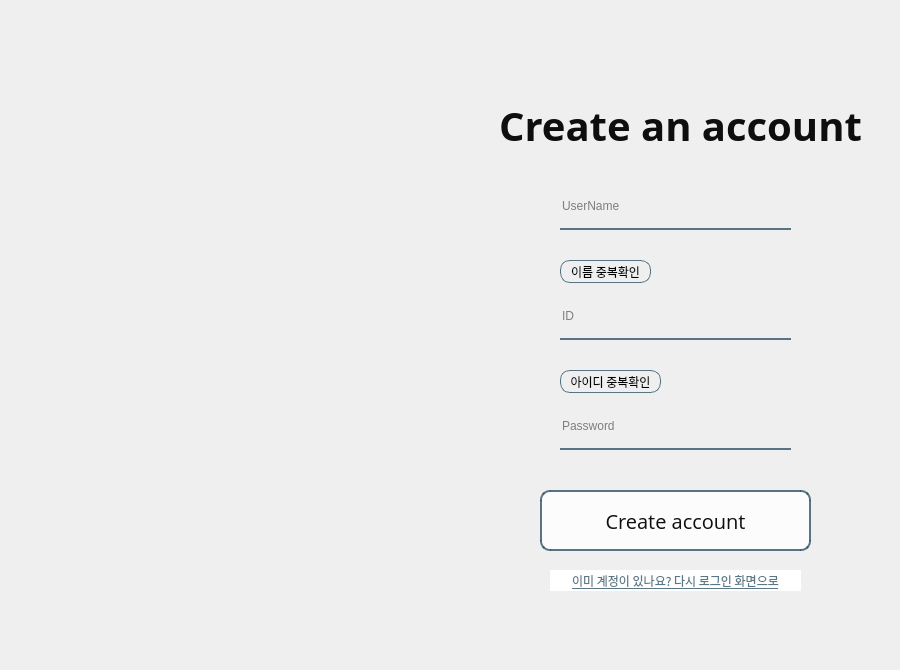
PROMLEE/Issue-Station, file signup.ui: the form before one commit.
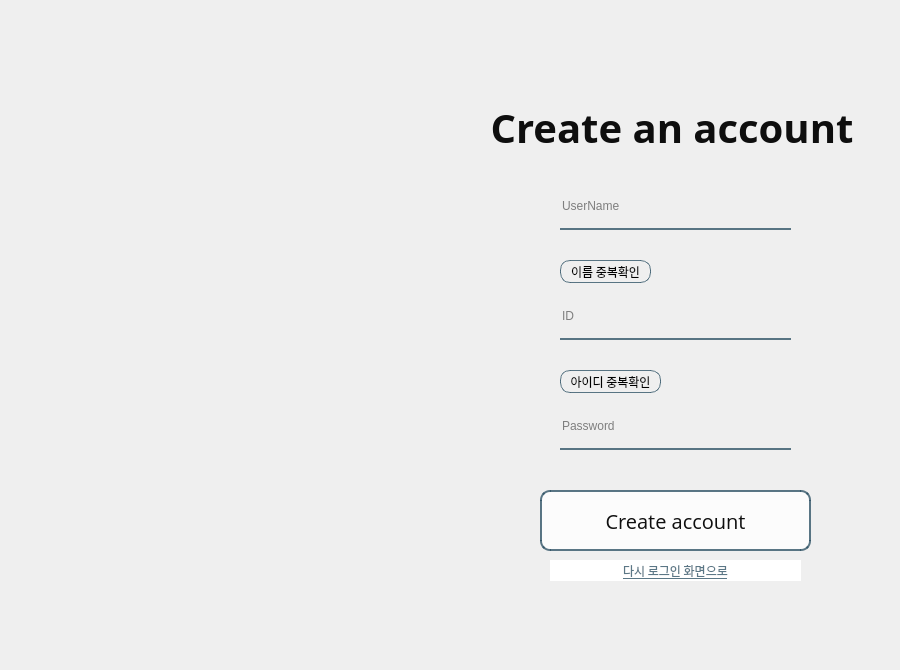
The form after the commit. Icons and pictures are not drawn.

Commit message: 회원가입 로그인 완료

The edit to the form file:
```diff
--- a/signup.ui
+++ b/signup.ui
@@ -50,36 +50,6 @@
      <property name="styleSheet">
       <string notr="true">background-color: '#fff';</string>
      </property>
-     <widget class="QLabel" name="label_3">
-      <property name="geometry">
-       <rect>
-        <x>10</x>
-        <y>100</y>
-        <width>441</width>
-        <height>51</height>
-       </rect>
-      </property>
-      <property name="font">
-       <font>
-        <family>Open Sans</family>
-        <pointsize>30</pointsize>
-        <weight>75</weight>
-        <bold>true</bold>
-       </font>
-      </property>
-      <property name="styleSheet">
-       <string notr="true">color:rgba(0,0,0,240);</string>
-      </property>
-      <property name="text">
-       <string>Create an account</string>
-      </property>
-      <property name="scaledContents">
-       <bool>true</bool>
-      </property>
-      <property name="alignment">
-       <set>Qt::AlignCenter</set>
-      </property>
-     </widget>
      <widget class="QPushButton" name="create_btn">
       <property name="geometry">
        <rect>
@@ -126,7 +96,7 @@
       <property name="geometry">
        <rect>
         <x>100</x>
-        <y>570</y>
+        <y>560</y>
         <width>251</width>
         <height>21</height>
        </rect>
@@ -153,7 +123,7 @@
 </string>
       </property>
       <property name="text">
-       <string>이미 계정이 있나요? 다시 로그인 화면으로</string>
+       <string>다시 로그인 화면으로</string>
       </property>
      </widget>
      <widget class="QPushButton" name="pushButton">
@@ -226,29 +196,7 @@
        <string>아이디 중복확인</string>
       </property>
      </widget>
-     <widget class="QLabel" name="label_4">
-      <property name="geometry">
-       <rect>
-        <x>50</x>
-        <y>80</y>
-        <width>56</width>
-        <height>12</height>
-       </rect>
-      </property>
-      <property name="font">
-       <font>
-        <italic>false</italic>
-        <underline>true</underline>
-       </font>
-      </property>
-      <property name="styleSheet">
-       <string notr="true">color: 'red';</string>
-      </property>
-      <property name="text">
-       <string/>
-      </property>
-     </widget>
-     <widget class="QWidget" name="">
+     <widget class="QWidget" name="layoutWidget">
       <property name="geometry">
        <rect>
         <x>110</x>
@@ -303,7 +251,7 @@
        </item>
       </layout>
      </widget>
-     <widget class="QWidget" name="">
+     <widget class="QWidget" name="layoutWidget">
       <property name="geometry">
        <rect>
         <x>110</x>
@@ -358,13 +306,13 @@
        </item>
       </layout>
      </widget>
-     <widget class="QWidget" name="">
+     <widget class="QWidget" name="layoutWidget">
       <property name="geometry">
        <rect>
         <x>110</x>
         <y>410</y>
         <width>231</width>
-        <height>60</height>
+        <height>62</height>
        </rect>
       </property>
       <layout class="QVBoxLayout" name="verticalLayout_3">
@@ -405,6 +353,58 @@
        </item>
       </layout>
      </widget>
+     <widget class="QWidget" name="">
+      <property name="geometry">
+       <rect>
+        <x>40</x>
+        <y>100</y>
+        <width>364</width>
+        <height>80</height>
+       </rect>
+      </property>
+      <layout class="QVBoxLayout" name="verticalLayout_4">
+       <item>
+        <widget class="QLabel" name="label_3">
+         <property name="font">
+          <font>
+           <family>Open Sans</family>
+           <pointsize>30</pointsize>
+           <weight>75</weight>
+           <bold>true</bold>
+          </font>
+         </property>
+         <property name="styleSheet">
+          <string notr="true">color:rgba(0,0,0,240);</string>
+         </property>
+         <property name="text">
+          <string>Create an account</string>
+         </property>
+         <property name="scaledContents">
+          <bool>true</bool>
+         </property>
+         <property name="alignment">
+          <set>Qt::AlignCenter</set>
+         </property>
+        </widget>
+       </item>
+       <item>
+        <widget class="QLabel" name="label_4">
+         <property name="font">
+          <font>
+           <italic>false</italic>
+           <underline>true</underline>
+          </font>
+         </property>
+         <property name="styleSheet">
+          <string notr="true">color: 'red';</string>
+         </property>
+         <property name="text">
+          <string/>
+         </property>
+        </widget>
+       </item>
+      </layout>
+     </widget>
     </widget>
    </item>
   </layout>
```
The commit also changes 4 other files.
